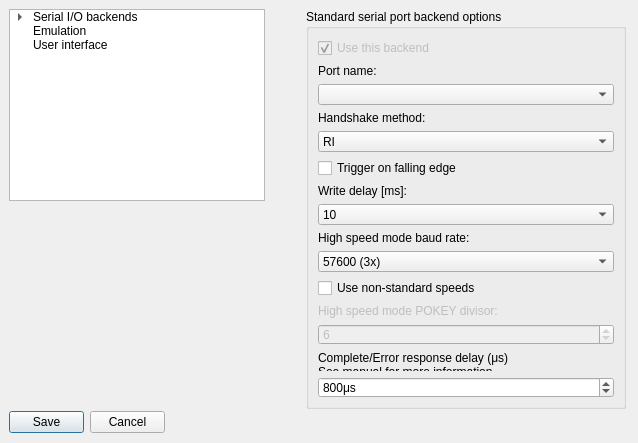
Qt form optionsdialog.ui (RespeQt/RespeQt) before a commit.
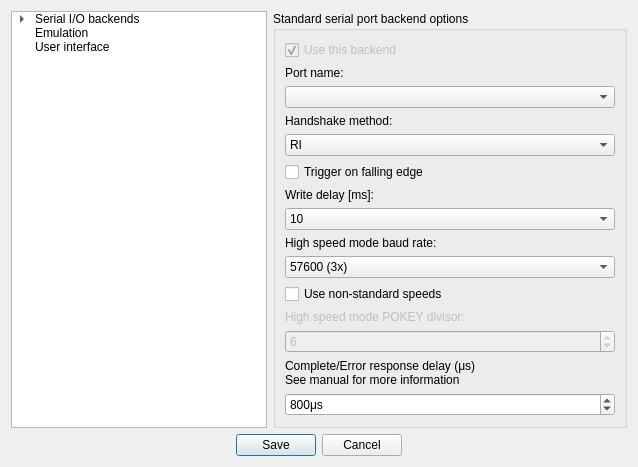
The same form after that commit.

Commit message: Auto adjust by window size

```diff
--- a/optionsdialog.ui
+++ b/optionsdialog.ui
@@ -28,15 +28,9 @@
   <property name="modal">
    <bool>true</bool>
   </property>
+  <layout class="QGridLayout" name="gridLayout_4">
+   <item row="0" column="0">
   <widget class="QTreeWidget" name="treeWidget">
-   <property name="geometry">
-    <rect>
-     <x>9</x>
-     <y>9</y>
-     <width>256</width>
-     <height>192</height>
-    </rect>
-   </property>
    <property name="sizePolicy">
     <sizepolicy hsizetype="Preferred" vsizetype="Preferred">
      <horstretch>0</horstretch>
@@ -86,15 +80,9 @@
     </property>
    </item>
   </widget>
+   </item>
+   <item row="0" column="1">
   <widget class="QStackedWidget" name="stackedWidget">
-   <property name="geometry">
-    <rect>
-     <x>306</x>
-     <y>9</y>
-     <width>320</width>
-     <height>400</height>
-    </rect>
-   </property>
    <property name="sizePolicy">
     <sizepolicy hsizetype="Expanding" vsizetype="Preferred">
      <horstretch>0</horstretch>
@@ -839,15 +827,9 @@
     </layout>
    </widget>
   </widget>
+   </item>
+   <item row="1" column="0" colspan="2">
   <widget class="QDialogButtonBox" name="buttonBox">
-   <property name="geometry">
-    <rect>
-     <x>9</x>
-     <y>411</y>
-     <width>156</width>
-     <height>23</height>
-    </rect>
-   </property>
    <property name="toolTip">
     <string>Save/Commit or Cancel/Ignore changes made to the settings</string>
    </property>
@@ -860,7 +842,12 @@
    <property name="standardButtons">
     <set>QDialogButtonBox::Cancel|QDialogButtonBox::Save</set>
    </property>
-  </widget>
+     <property name="centerButtons">
+      <bool>true</bool>
+     </property>
+    </widget>
+   </item>
+  </layout>
  </widget>
  <resources/>
  <connections>
```
Lines whose indentation alone changed are shown as unchanged.
